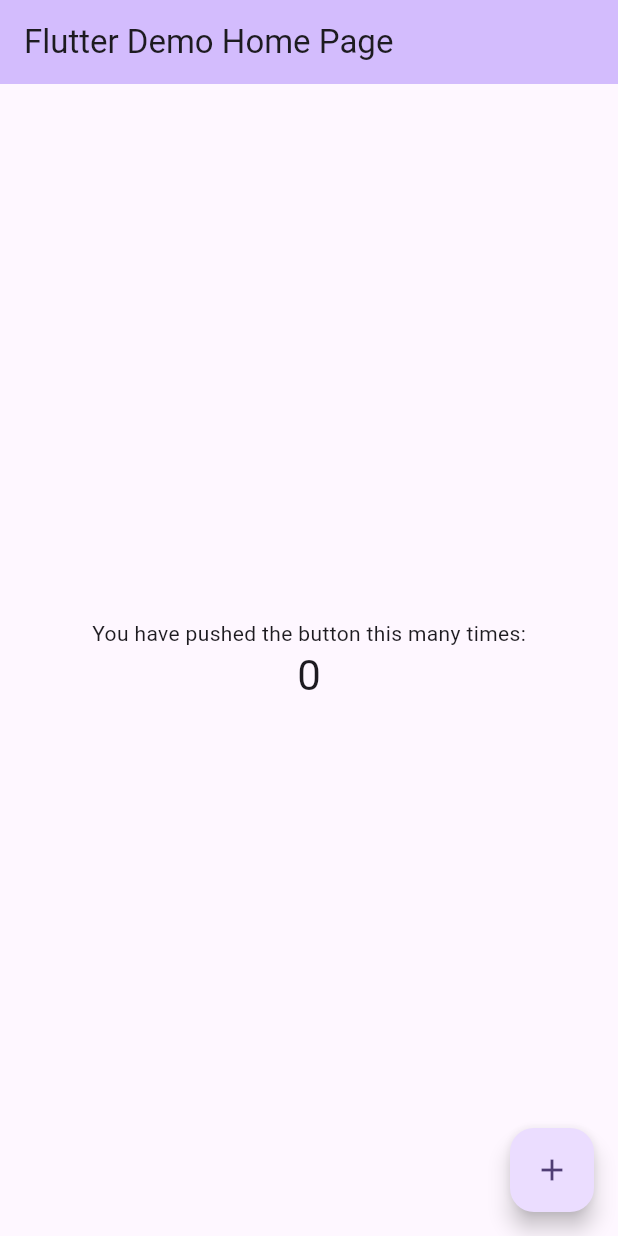
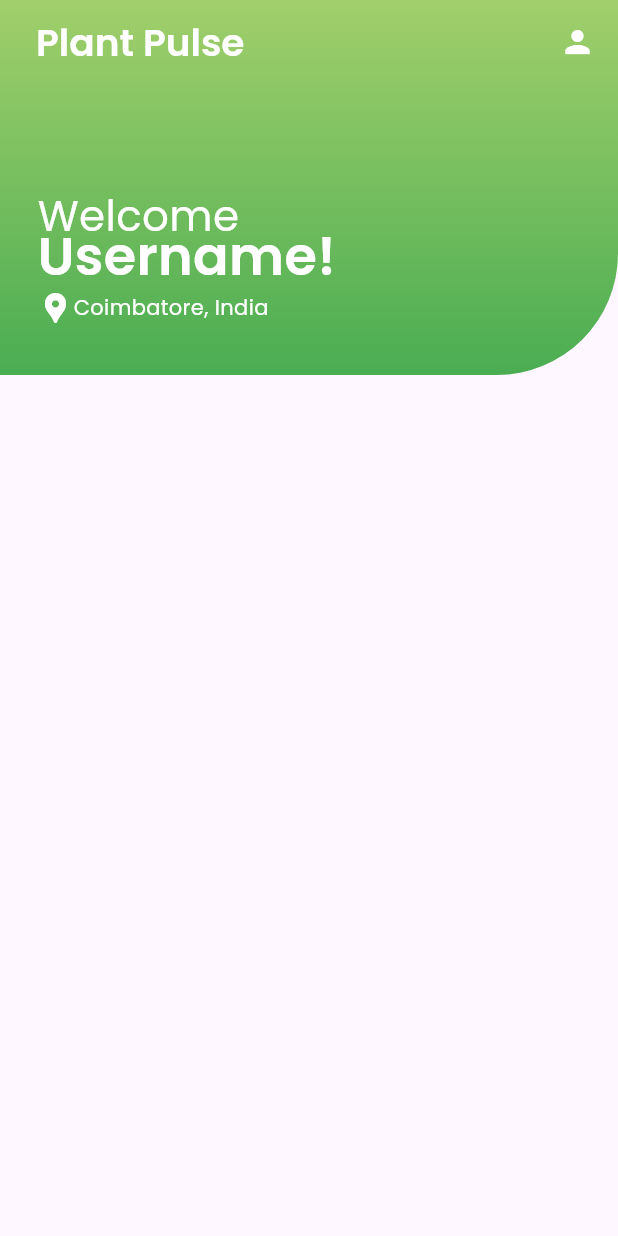
Before and after one commit to Manasha-1204/PlantPulse, a Flutter app: the screen it shows after launch, on a phone screen of 412 x 824 dp. Run offline on Flutter 3.47's test engine with Material 3 defaults, Android fonts, the light colour scheme and no system bars; our stand-ins replace google_fonts.

Commit message:
home page header added

```diff
--- a/plantapp/lib/main.dart
+++ b/plantapp/lib/main.dart
@@ -1,4 +1,5 @@
 import 'package:flutter/material.dart';
+import 'package:plantapp/pages/home.dart';
 
 void main() {
   runApp(const MyApp());
@@ -7,119 +8,11 @@
 class MyApp extends StatelessWidget {
   const MyApp({super.key});
 
-  // This widget is the root of your application.
   @override
   Widget build(BuildContext context) {
-    return MaterialApp(
-      title: 'Flutter Demo',
-      theme: ThemeData(
-        // This is the theme of your application.
-        //
-        // TRY THIS: Try running your application with "flutter run". You'll see
-        // the application has a purple toolbar. Then, without quitting the app,
-        // try changing the seedColor in the colorScheme below to Colors.green
-        // and then invoke "hot reload" (save your changes or press the "hot
-        // reload" button in a Flutter-supported IDE, or press "r" if you used
-        // the command line to start the app).
-        //
-        // Notice that the counter didn't reset back to zero; the application
-        // state is not lost during the reload. To reset the state, use hot
-        // restart instead.
-        //
-        // This works for code too, not just values: Most code changes can be
-        // tested with just a hot reload.
-        colorScheme: ColorScheme.fromSeed(seedColor: Colors.deepPurple),
-        useMaterial3: true,
-      ),
-      home: const MyHomePage(title: 'Flutter Demo Home Page'),
+    return const MaterialApp(
+      debugShowCheckedModeBanner: false,
+      home: Home(),
     );
   }
 }
-
-class MyHomePage extends StatefulWidget {
-  const MyHomePage({super.key, required this.title});
-
-  // This widget is the home page of your application. It is stateful, meaning
-  // that it has a State object (defined below) that contains fields that affect
-  // how it looks.
-
-  // This class is the configuration for the state. It holds the values (in this
-  // case the title) provided by the parent (in this case the App widget) and
-  // used by the build method of the State. Fields in a Widget subclass are
-  // always marked "final".
-
-  final String title;
-
-  @override
-  State<MyHomePage> createState() => _MyHomePageState();
-}
-
-class _MyHomePageState extends State<MyHomePage> {
-  int _counter = 0;
-
-  void _incrementCounter() {
-    setState(() {
-      // This call to setState tells the Flutter framework that something has
-      // changed in this State, which causes it to rerun the build method below
-      // so that the display can reflect the updated values. If we changed
-      // _counter without calling setState(), then the build method would not be
-      // called again, and so nothing would appear to happen.
-      _counter++;
-    });
-  }
-
-  @override
-  Widget build(BuildContext context) {
-    // This method is rerun every time setState is called, for instance as done
-    // by the _incrementCounter method above.
-    //
-    // The Flutter framework has been optimized to make rerunning build methods
-    // fast, so that you can just rebuild anything that needs updating rather
-    // than having to individually change instances of widgets.
-    return Scaffold(
-      appBar: AppBar(
-        // TRY THIS: Try changing the color here to a specific color (to
-        // Colors.amber, perhaps?) and trigger a hot reload to see the AppBar
-        // change color while the other colors stay the same.
-        backgroundColor: Theme.of(context).colorScheme.inversePrimary,
-        // Here we take the value from the MyHomePage object that was created by
-        // the App.build method, and use it to set our appbar title.
-        title: Text(widget.title),
-      ),
-      body: Center(
-        // Center is a layout widget. It takes a single child and positions it
-        // in the middle of the parent.
-        child: Column(
-          // Column is also a layout widget. It takes a list of children and
-          // arranges them vertically. By default, it sizes itself to fit its
-          // children horizontally, and tries to be as tall as its parent.
-          //
-          // Column has various properties to control how it sizes itself and
-          // how it positions its children. Here we use mainAxisAlignment to
-          // center the children vertically; the main axis here is the vertical
-          // axis because Columns are vertical (the cross axis would be
-          // horizontal).
-          //
-          // TRY THIS: Invoke "debug painting" (choose the "Toggle Debug Paint"
-          // action in the IDE, or press "p" in the console), to see the
-          // wireframe for each widget.
-          mainAxisAlignment: MainAxisAlignment.center,
-          children: <Widget>[
-            const Text(
-              'You have pushed the button this many times:',
-            ),
-            Text(
-              '$_counter',
-              style: Theme.of(context).textTheme.headlineMedium,
-            ),
-          ],
-        ),
-      ),
-      floatingActionButton: FloatingActionButton(
-        onPressed: _incrementCounter,
-        tooltip: 'Increment',
-        child: const Icon(Icons.add),
-      ), // This trailing comma makes auto-formatting nicer for build methods.
-    );
-  }
-}
--- /dev/null
+++ b/plantapp/lib/pages/home.dart
@@ -0,0 +1,84 @@
+import 'package:flutter/cupertino.dart';
+import 'package:flutter/material.dart';
+import 'package:flutter/widgets.dart';
+import 'package:google_fonts/google_fonts.dart';
+
+class Home extends StatelessWidget {
+  const Home({super.key});
+
+  @override
+  Widget build(BuildContext context) {
+    return Scaffold(
+        extendBodyBehindAppBar: true,
+      appBar: AppBar(
+        title:Padding(
+          padding: const EdgeInsets.all(8.0),
+          child: Text("Plant Pulse", style: GoogleFonts.poppins(color: Colors.white, fontWeight: FontWeight.w600, fontSize: 25),),
+        ), backgroundColor: Colors.transparent, actions: [Padding(
+        padding: const EdgeInsets.all(15.0),
+        child: Icon(Icons.person, color: Colors.white,),
+      )],),
+      body: Expanded(
+        child: Column(
+          children: [Stack(
+            alignment: Alignment.bottomLeft,
+            children: [Container(
+                height: 250,
+                width: 500,
+                decoration: BoxDecoration(
+                  borderRadius: BorderRadius.only(bottomRight: Radius.circular(81)),
+                  gradient: LinearGradient(begin: Alignment.topCenter, end: Alignment.bottomCenter, colors: [Color.fromRGBO(161, 207, 107, 1), Color.fromRGBO(74, 173, 82, 1)])
+                ),
+              ),
+              Padding(
+                padding: const EdgeInsets.all(25.0),
+                child: Wrap(
+                  direction: Axis.vertical,
+                  children: [Text.rich(TextSpan(
+                    text: 'Welcome \n', // First part of the text
+                    style: GoogleFonts.poppins(
+                      color: Colors.white,
+                      height:0.9,
+                      fontWeight: FontWeight.w400,
+                      fontSize: 28,
+                    ),
+                    children: <TextSpan>[
+                    TextSpan(
+                      text: 'Username!', // Second part of the text
+                      style: GoogleFonts.poppins(
+                        height:0.8,
+                        color: Colors.white,
+                        fontWeight: FontWeight.w600, // Different font weight
+                        fontSize: 35, // Same font size, or adjust as needed
+                      ),
+                    ),
+
+
+                    ],
+                  )),
+                    Padding(
+                      padding: const EdgeInsets.symmetric(vertical: 8.0),
+                      child: Flex(
+                        direction: Axis.horizontal,
+                      crossAxisAlignment: CrossAxisAlignment.center,
+                      children: [
+                          Icon(Icons.location_pin, color: Colors.white,),
+                        Text("Coimbatore, India", style: GoogleFonts.poppins(color: Colors.white),)
+                      ],
+                                    ),
+                    )]
+                ),
+
+
+              )
+
+            ]
+          )],
+        ),
+      ),
+
+
+
+    );
+  }
+}
--- /dev/null
+++ b/plantapp/lib/pages/models/User.dart
@@ -0,0 +1,5 @@
+class User{
+  String name = "";
+  String loc = "";
+  String crop = "";
+}
--- /dev/null
+++ b/plantapp/lib/pages/start.dart
@@ -0,0 +1,10 @@
+import 'package:flutter/material.dart';
+
+class StartPage extends StatelessWidget {
+  const StartPage({super.key});
+
+  @override
+  Widget build(BuildContext context) {
+    return Scaffold();
+  }
+}
--- /dev/null
+++ b/plantapp/lib/pages/userdetails.dart
@@ -0,0 +1,10 @@
+import 'package:flutter/material.dart';
+
+class UserDetails extends StatelessWidget {
+  const UserDetails({super.key});
+
+  @override
+  Widget build(BuildContext context) {
+    return Scaffold();
+  }
+}
--- a/plantapp/pubspec.yaml
+++ b/plantapp/pubspec.yaml
@@ -30,6 +30,7 @@ environment:
 dependencies:
   flutter:
     sdk: flutter
+  google_fonts:
 
 
   # The following adds the Cupertino Icons font to your application.
```
Also changed, not shown: plantapp/lib/pages/micro/MicroDetails.dart (added), plantapp/lib/pages/micro/NodeDetails.dart (added), plantapp/pubspec.lock, 1 other file.
